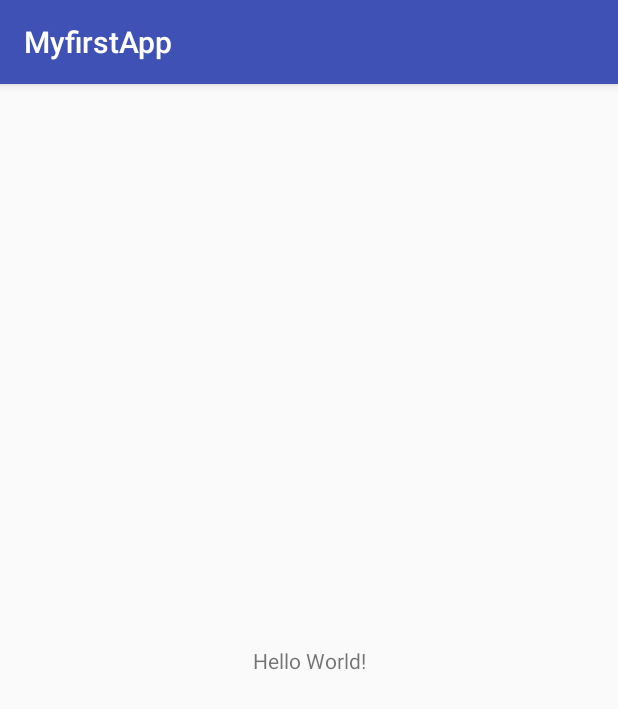
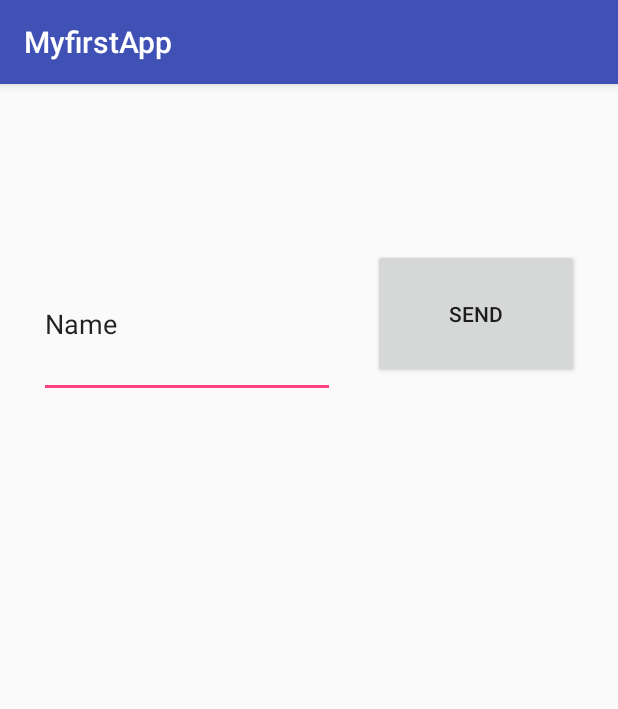
Before and after one commit to Raikant/FirstAndroidApp, an Android app: the screen it shows after launch (MainActivity), on a phone screen of 412 x 824 dp. Shown: the top 709 px of the screen. Run offline under Robolectric (Android 15) with nearby library versions, the phone set to English and light mode, and no system bars.

Commit message:
With two activities

```diff
--- a/MyfirstApp/app/src/main/res/layout/activity_main.xml
+++ b/MyfirstApp/app/src/main/res/layout/activity_main.xml
@@ -4,15 +4,33 @@
     xmlns:tools="http://schemas.android.com/tools"
     android:layout_width="match_parent"
     android:layout_height="match_parent"
-    tools:context="com.example.programmingknowledge.myfirstapp.MainActivity">
+    tools:context="com.example.programmingknowledge.myfirstapp.MainActivity"
+    tools:layout_editor_absoluteY="73dp"
+    tools:layout_editor_absoluteX="0dp">
 
-    <TextView
-        android:layout_width="wrap_content"
-        android:layout_height="wrap_content"
-        android:text="Hello World!"
+    <EditText
+        android:id="@+id/editText2"
+        android:layout_width="197dp"
+        android:layout_height="98dp"
+        android:ems="10"
+        android:hint="@string/edit_message"
+        android:inputType="textPersonName"
+        android:text="Name"
+        app:layout_constraintRight_toLeftOf="@+id/button"
+        app:layout_constraintLeft_toLeftOf="parent"
         app:layout_constraintBottom_toBottomOf="parent"
-        app:layout_constraintLeft_toLeftOf="parent"
+        app:layout_constraintTop_toTopOf="parent"
+        app:layout_constraintVertical_bias="0.166" />
+
+    <Button
+        android:id="@+id/button"
+        android:layout_width="137dp"
+        android:layout_height="86dp"
+        android:onClick="sendMessage"
+        android:text="@string/button_send"
+        app:layout_constraintBottom_toBottomOf="parent"
+        app:layout_constraintLeft_toRightOf="@+id/editText2"
         app:layout_constraintRight_toRightOf="parent"
-        app:layout_constraintTop_toTopOf="parent" />
-
+        app:layout_constraintTop_toTopOf="parent"
+        app:layout_constraintVertical_bias="0.161" />
 </android.support.constraint.ConstraintLayout>
--- a/MyfirstApp/app/src/main/res/values/strings.xml
+++ b/MyfirstApp/app/src/main/res/values/strings.xml
@@ -1,3 +1,5 @@
 <resources>
     <string name="app_name">MyfirstApp</string>
+    <string name="edit_message">enter a message</string>
+    <string name="button_send">Send</string>
 </resources>
```
Also changed, not shown: MyfirstApp/app/src/main/AndroidManifest.xml (+8 -0 lines), MyfirstApp/app/src/main/java/com/example/programmingknowledge/myfirstapp/DisplayMessageActivity.java (added, +23 -0 lines), MyfirstApp/app/src/main/java/com/example/programmingknowledge/myfirstapp/MainActivity.java (+13 -0 lines), MyfirstApp/app/src/main/res/layout/activity_display_message.xml (added, +20 -0 lines).
